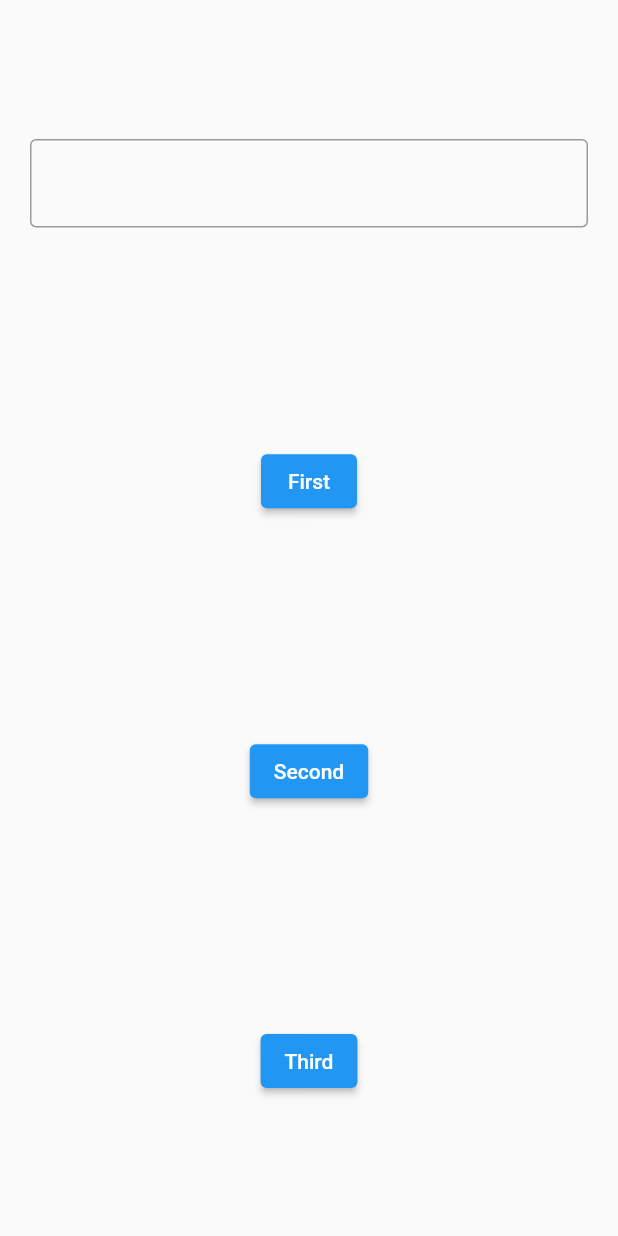
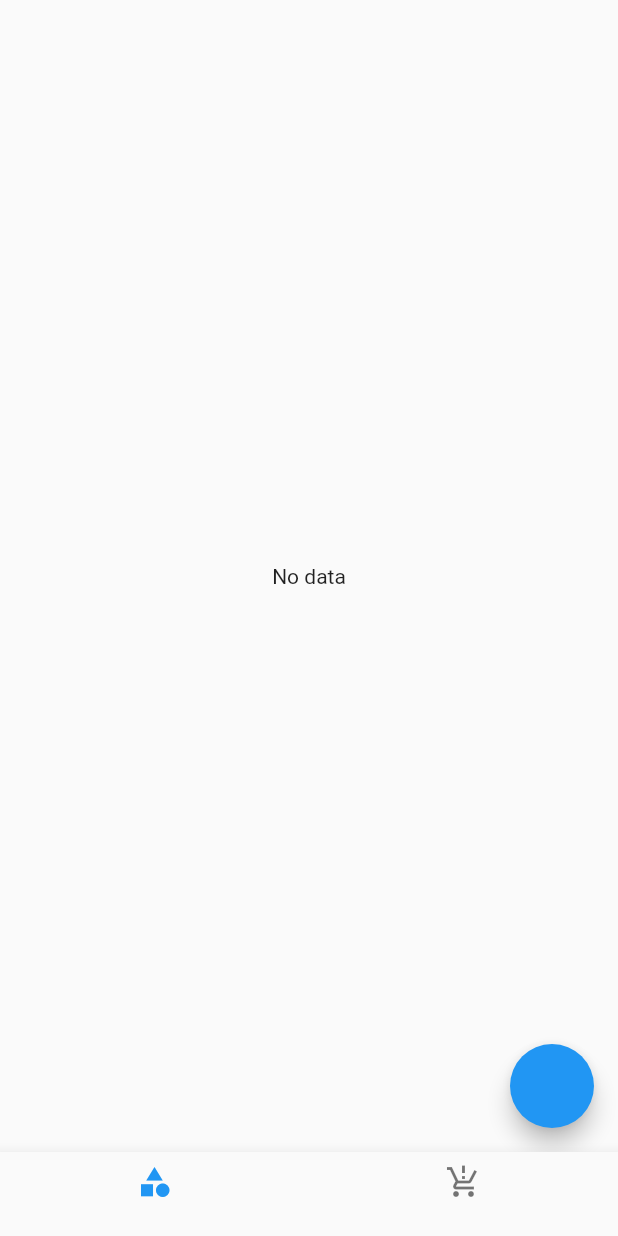
Before and after one commit to ahadjonovss/provider_first_part, a Flutter app: the screen it shows after launch, on a phone screen of 412 x 824 dp. Run offline on Flutter 3.47's test engine with Material 2 defaults, Android fonts, the phone set to English and light mode, and no system bars; our stand-ins replace dio.

Commit message:
task done

```diff
--- /dev/null
+++ b/lib/data/models/category_model.dart
@@ -0,0 +1,33 @@
+import 'dart:convert';
+
+List<CategoryModel> categoryModelFromJson(String str) => List<CategoryModel>.from(json.decode(str).map((x) => CategoryModel.fromJson(x)));
+
+String categoryModelToJson(List<CategoryModel> data) => json.encode(List<dynamic>.from(data.map((x) => x.toJson())));
+
+class CategoryModel {
+  CategoryModel({
+    this.id,
+    this.name,
+    this.imageUrl,
+    this.createdAt,
+  });
+
+  int? id;
+  String? name;
+  String? imageUrl;
+  DateTime? createdAt;
+
+  factory CategoryModel.fromJson(Map<String, dynamic> json) => CategoryModel(
+    id: json["id"],
+    name: json["name"],
+    imageUrl: json["image_url"],
+    createdAt: DateTime.parse(json["created_at"]),
+  );
+
+  Map<String, dynamic> toJson() => {
+    "id": id,
+    "name": name,
+    "image_url": imageUrl,
+    "created_at": createdAt!.toIso8601String(),
+  };
+}
--- a/lib/data/repositories/app_repository.dart
+++ /dev/null
@@ -1,5 +0,0 @@
-import 'package:provider_first_lesson/data/api_service/api_service.dart';
-
-class AppRepository{
-  getDataFromApi()=>ApiService.getUserData();
-}
--- /dev/null
+++ b/lib/data/repositories/category_repository.dart
@@ -0,0 +1,11 @@
+import '../api_service/api_service.dart';
+import '../models/category_model.dart';
+import '../models/product_model.dart';
+
+class CategoryRepository {
+  CategoryRepository({required this.apiService});
+  ApiService apiService;
+
+  Future<List<CategoryModel?>>? getMyProduct()=> apiService.getCategories();
+
+}
--- /dev/null
+++ b/lib/ui/categories.dart
@@ -0,0 +1,72 @@
+import 'package:provider/provider.dart';
+import 'package:flutter/material.dart';
+
+import '../view_model/category_view_model.dart';
+
+class CategoryPage extends StatelessWidget {
+  const CategoryPage({Key? key}) : super(key: key);
+
+  @override
+  Widget build(BuildContext context) {
+    return Scaffold(
+      floatingActionButton: FloatingActionButton(
+        onPressed: (){
+          context.read<CategoryViewModel>().fetchCategory();
+        },
+      ),
+      body: Consumer<CategoryViewModel>(
+        builder: (context, viewModel, child){
+          if(viewModel.categoryModel == null){
+            return Center(child: Text("No data"),);
+          }
+          else {
+            var datalist =  viewModel.categoryModel;
+            return Container(
+              height: MediaQuery.of(context).size.height,
+              width: MediaQuery.of(context).size.width,
+              color: Colors.white,
+              child: ListView.builder(
+                  physics: const BouncingScrollPhysics(),
+                  itemCount: datalist!.length,
+
+                  itemBuilder: (context, index){
+                    return Padding(
+                      padding: const EdgeInsets.only(right: 20, left: 20, top: 15),
+                      child: Container(
+                        width: double.infinity,
+                        height: 70,
+                        decoration: BoxDecoration(
+                          borderRadius: BorderRadius.circular(15),
+                          color: Colors.blue,
+                        ),
+
+                        child: Padding(
+                          padding: const EdgeInsets.only(right: 15, left: 15),
+                          child: Row(
+                            mainAxisAlignment: MainAxisAlignment.spaceBetween,
+                            children: [
+                              Container(
+                                  height: 50,
+                                  width: 50,
+                                  child: Image.network(datalist[index].imageUrl.toString(),height: 20,width: 20, )),
+
+                              Column(
+                                children: [
+                                  const SizedBox(height: 15,),
+                                  Text("${datalist[index].name}", style: TextStyle(color: Colors.white),),
+                                ],
+                              )
+                            ],
+                          ),
+                        ),
+                      ),
+                    );
+                  }),
+            );
+          }
+        },
+
+      ),
+    );
+  }
+}
--- /dev/null
+++ b/lib/ui/mainPage.dart
@@ -0,0 +1,36 @@
+import 'package:flutter/material.dart';
+import 'package:provider_first_lesson/ui/categories.dart';
+import 'package:provider_first_lesson/ui/home_page.dart';
+
+class MainPage extends StatefulWidget {
+  const MainPage({Key? key}) : super(key: key);
+
+  @override
+  State<MainPage> createState() => _MainPageState();
+}
+
+class _MainPageState extends State<MainPage> {
+  int currentPage=0;
+  @override
+  Widget build(BuildContext context) {
+    List pages=[
+      CategoryPage(),
+      HomePage(),
+    ];
+    return Scaffold(
+      body: pages[currentPage],
+      bottomNavigationBar: BottomNavigationBar(
+        onTap: (v){
+          currentPage=v;
+          setState(() {
+
+          });
+        },
+        items: [
+          BottomNavigationBarItem(icon: Icon(Icons.category),label: ""),
+          BottomNavigationBarItem(icon: Icon(Icons.production_quantity_limits),label: ""),
+        ],
+      ),
+    );
+  }
+}
--- a/lib/ui/main_page.dart
+++ /dev/null
@@ -1,53 +0,0 @@
-import 'package:flutter/material.dart';
-import 'package:provider/provider.dart';
-import 'package:provider_first_lesson/ui/first.dart';
-import 'package:provider_first_lesson/ui/second.dart';
-import 'package:provider_first_lesson/ui/third.dart';
-import 'package:provider_first_lesson/view_model/main_page_view_model.dart';
-
-
-
-class MainPage extends StatefulWidget {
-  const MainPage({Key? key}) : super(key: key);
-
-  @override
-  State<MainPage> createState() => _MainPageState();
-}
-
-class _MainPageState extends State<MainPage> {
-  @override
-  Widget build(BuildContext context) {
-    return Scaffold(
-      body: SafeArea(
-        child: Padding(
-          padding: const EdgeInsets.all(20),
-          child: Column(
-            mainAxisAlignment: MainAxisAlignment.spaceAround,
-            children: [
-              TextFormField(
-                decoration: const InputDecoration(
-                  border: OutlineInputBorder(),
-                ),
-                onFieldSubmitted: (value) {
-                  context.read<MainPageViewModel>().number=int.parse(value);
-                },
-              ),
-              ElevatedButton(onPressed: (){
-                Navigator.push(context, MaterialPageRoute(builder: (_)=>FirstPage()));
-              }, child: const Text("First")),
-              ElevatedButton(onPressed: (){
-                Navigator.push(context, MaterialPageRoute(builder: (_)=>SecondPage()));
-
-              }, child: const Text("Second")),
-              ElevatedButton(onPressed: (){
-                Navigator.push(context, MaterialPageRoute(builder: (_)=>ThirdPage()));
-
-              }, child: const Text("Third"
-                  "")),
-            ],
-          ),
-        ),
-      ),
-    );
-  }
-}
--- /dev/null
+++ b/lib/view_model/category_view_model.dart
@@ -0,0 +1,18 @@
+import 'package:flutter/cupertino.dart';
+
+import '../data/models/category_model.dart';
+import '../data/repositories/category_repository.dart';
+
+class CategoryViewModel extends ChangeNotifier{
+  List<CategoryModel>? categoryModel;
+  CategoryRepository categoryRepository;
+
+  CategoryViewModel({required this.categoryRepository});
+
+
+  fetchCategory()async{
+    categoryModel = await categoryRepository.getMyProduct() as List<CategoryModel>;
+    notifyListeners();
+  }
+
+}
--- a/lib/view_model/main_page_view_model.dart
+++ /dev/null
@@ -1,23 +0,0 @@
-import 'dart:async';
-
-import 'package:flutter/cupertino.dart';
-import 'package:provider_first_lesson/data/repositories/app_repository.dart';
-
-class MainPageViewModel extends ChangeNotifier{
-
-  int? number=10;
-
-  Stream<int> counter()async*{
-    for(int i=0;i<number!;i++){
-      await Future.delayed(Duration(seconds: 1));
-      yield i;
-    }
-  }
-
-
-
-
-
-
-
-}
--- a/pubspec.yaml
+++ b/pubspec.yaml
@@ -40,6 +40,7 @@ dependencies:
   http: ^0.13.4
   flutter_svg: ^1.1.6
   google_fonts: ^3.0.1
+  dio: ^4.0.6
 
 dev_dependencies:
   flutter_test:
```
Also changed, not shown: lib/data/api_service/api_service.dart (+28 -18 lines), lib/data/api_service/client.dart (added, +40 -0 lines), lib/data/models/product_model.dart (added, +53 -0 lines), lib/data/repositories/product_repository.dart (added, +12 -0 lines), lib/main.dart (+11 -3 lines), lib/ui/first.dart (deleted, +0 -18 lines), lib/ui/home_page.dart (added, +73 -0 lines), lib/ui/second.dart (deleted, +0 -18 lines), lib/ui/third.dart (deleted, +0 -26 lines), lib/view_model/product_view_model.dart (added, +19 -0 lines), pubspec.lock.
